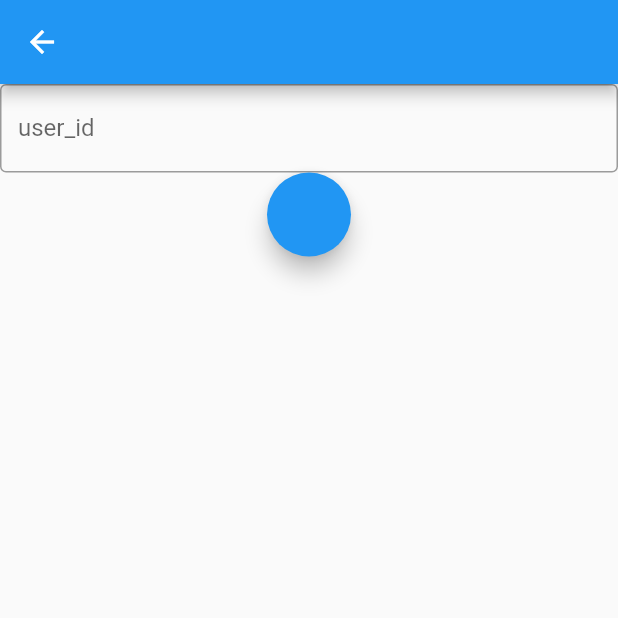
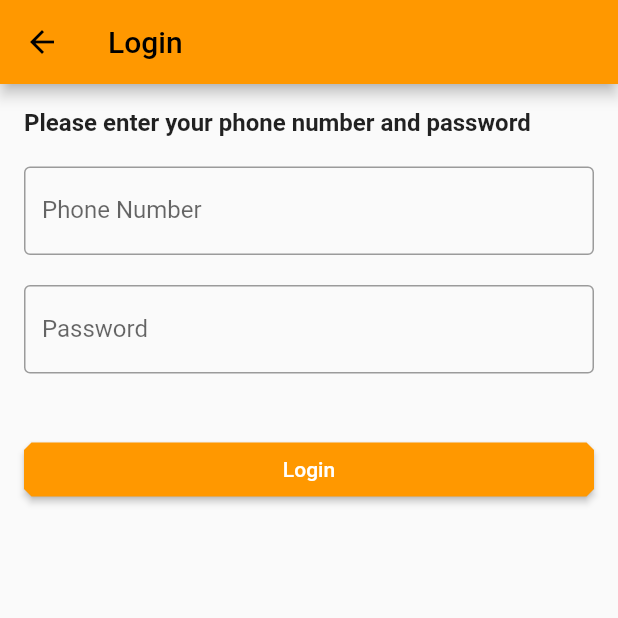
Before and after one commit to harrier999/Bulb-Talk, a Flutter app: the screen it shows after launch, after a tap on "Login", on a phone screen of 412 x 824 dp, the top half of it. Run offline on Flutter 3.47's test engine with Material 2 defaults, Android fonts, the phone set to English and light mode, and no system bars; our stand-ins replace flutter_chat_types, flutter_chat_ui, flutter_dotenv, fluttertoast, get, lottie.

Commit message:
[ADD] Login.dart

```diff
--- a/lib/beforeLogin/firstpage.dart
+++ b/lib/beforeLogin/firstpage.dart
@@ -2,6 +2,7 @@ import 'package:bulbtalk/login.dart';
 import 'package:flutter/material.dart';
 import 'package:get/get.dart';
 import 'package:lottie/lottie.dart';
+import 'package:bulbtalk/beforeLogin/login.dart';
 
 class FirstPage extends StatelessWidget {
   const FirstPage({super.key});
@@ -82,7 +83,7 @@ class FirstPage extends StatelessWidget {
                   ),
                   TextButton(
                     onPressed: () => Get.to(
-                      () => LoginPage(),
+                      () => Login(),
                       transition: Transition.rightToLeft,
                     ),
                     child: Text("Login",
--- /dev/null
+++ b/lib/beforeLogin/login.dart
@@ -0,0 +1,141 @@
+import 'package:flutter/material.dart';
+import 'package:fluttertoast/fluttertoast.dart';
+import 'package:http/http.dart' as http;
+import 'dart:convert';
+
+class Login extends StatefulWidget {
+  @override
+  _LoginState createState() => _LoginState();
+}
+
+class _LoginState extends State<Login> {
+  final TextEditingController _phoneController = TextEditingController();
+  final TextEditingController _passwordController = TextEditingController();
+
+  Future<void> login() async {
+    var response = await http.post(
+      Uri.parse('http://api.wasabi-labs.com/login'),
+      headers: {'Content-Type': 'application/json'},
+      body: json.encode({
+        'phone_number': _phoneController.text,
+        'password': _passwordController.text,
+      }),
+    );
+
+    if (response.statusCode == 200) {
+      var token = json.decode(response.body)['token'];
+      print('JWT Token: $token');
+      // JWT 토큰을 다루는 로직을 여기에 추가하세요.
+    } else {
+      showDialog(
+        context: context,
+        builder: (context) => AlertDialog(
+          title: Text('Login Failed'),
+          content: Text('Invalid phone number or password. Please try again.'),
+          actions: <Widget>[
+            TextButton(
+              child: Text('OK'),
+              onPressed: () => Navigator.of(context).pop(),
+            ),
+          ],
+        ),
+      );
+    }
+  }
+
+  bool get isFormValid =>
+      _phoneController.text.length >= 11 &&
+      _passwordController.text.length >= 6;
+
+  @override
+  void initState() {
+    super.initState();
+    _phoneController.addListener(() => setState(() {}));
+    _passwordController.addListener(() => setState(() {}));
+  }
+
+  @override
+  void dispose() {
+    _phoneController.dispose();
+    _passwordController.dispose();
+    super.dispose();
+  }
+
+  @override
+  Widget build(BuildContext context) {
+    return Scaffold(
+      appBar: AppBar(
+        title: Text('Login'),
+      ),
+      body: Padding(
+        padding: EdgeInsets.all(16.0),
+        child: Column(
+          crossAxisAlignment: CrossAxisAlignment.stretch,
+          children: <Widget>[
+            Text(
+              "Please enter your phone number and password",
+              style: TextStyle(
+                fontSize: 16.0,
+                fontWeight: FontWeight.bold,
+              ),
+            ),
+            SizedBox(height: 20),
+            TextFormField(
+              controller: _phoneController,
+              decoration: InputDecoration(
+                labelText: 'Phone Number',
+                border: OutlineInputBorder(),
+                focusedBorder: OutlineInputBorder(
+                  borderSide: BorderSide(color: Colors.orange, width: 2.0),
+                ),
+              ),
+              keyboardType: TextInputType.phone,
+            ),
+            SizedBox(height: 20),
+            TextFormField(
+              controller: _passwordController,
+              decoration: InputDecoration(
+                labelText: 'Password',
+                border: OutlineInputBorder(),
+                focusedBorder: OutlineInputBorder(
+                  borderSide: BorderSide(color: Colors.orange, width: 2.0),
+                ),
+              ),
+              obscureText: true,
+            ),
+            SizedBox(height: 40),
+            ElevatedButton(
+              child: Text(
+                'Login',
+                style: TextStyle(color: Colors.white),
+              ),
+              style: ElevatedButton.styleFrom(
+                backgroundColor: Colors.orange,
+                shape: BeveledRectangleBorder(
+                  borderRadius: BorderRadius.all(
+                    Radius.circular(5),
+                  ),
+                ),
+              ),
+              onPressed: isFormValid
+                  ? () {
+                      // Perform login logic
+                      print(
+                          'Logging in with phone ${_phoneController.text} and password ${_passwordController.text}');
+                    }
+                  : () {
+                      Fluttertoast.showToast(
+                        msg: 'Please fill in all fields',
+                        backgroundColor: Colors.orange,
+                        webBgColor: '#FFA500',
+                        webPosition: "center",
+                        textColor: Colors.white,
+                      );
+                    },
+            ),
+          ],
+        ),
+      ),
+    );
+  }
+}
--- a/lib/main.dart
+++ b/lib/main.dart
@@ -27,6 +27,14 @@ class MyApp extends StatelessWidget {
   @override
   Widget build(BuildContext context) => GetMaterialApp(
         title: "Bulb Talk",
+        theme: ThemeData(
+          primarySwatch: Colors.orange,
+          buttonTheme: ButtonThemeData(
+            buttonColor: Colors.orange,
+            textTheme: ButtonTextTheme.primary,
+            colorScheme: ColorScheme.light(primary: Colors.orange),
+          ),
+        ),
         home: FirstPage(),
       );
 }
```
